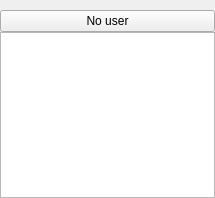
huggle/huggle3-qt-lx, file huggle/userinfoform.ui: the form before one commit.
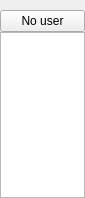
The form after the commit.

```diff
--- a/huggle/userinfoform.ui
+++ b/huggle/userinfoform.ui
@@ -6,7 +6,7 @@
    <rect>
     <x>0</x>
     <y>0</y>
-    <width>215</width>
+    <width>85</width>
     <height>198</height>
    </rect>
   </property>
```
